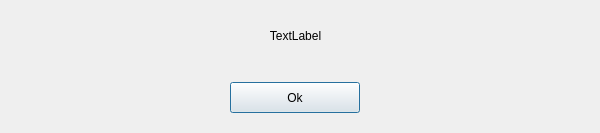
This is blue-app/ui/ui-design/WithdrawInfo.ui in matus-u/sz-bluetooth as Qt 5 draws it before an edit. The edited form follows.
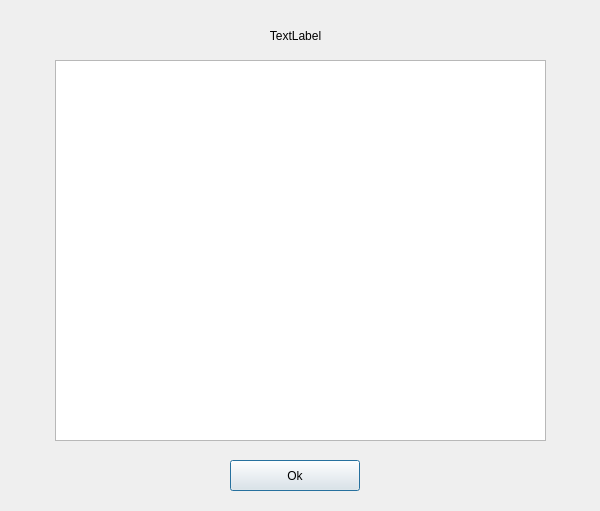
This is the edited form.

What changed in the file:
```diff
--- a/blue-app/ui/ui-design/WithdrawInfo.ui
+++ b/blue-app/ui/ui-design/WithdrawInfo.ui
@@ -7,7 +7,7 @@
     <x>0</x>
     <y>0</y>
     <width>600</width>
-    <height>133</height>
+    <height>511</height>
    </rect>
   </property>
   <property name="windowTitle">
@@ -33,7 +33,7 @@
    <property name="geometry">
     <rect>
      <x>230</x>
-     <y>82</y>
+     <y>460</y>
      <width>130</width>
      <height>31</height>
     </rect>
@@ -42,6 +42,16 @@
     <string>Ok</string>
    </property>
   </widget>
+  <widget class="QTextBrowser" name="inventoryBrowser">
+   <property name="geometry">
+    <rect>
+     <x>55</x>
+     <y>60</y>
+     <width>491</width>
+     <height>381</height>
+    </rect>
+   </property>
+  </widget>
  </widget>
  <resources/>
  <connections/>
```
